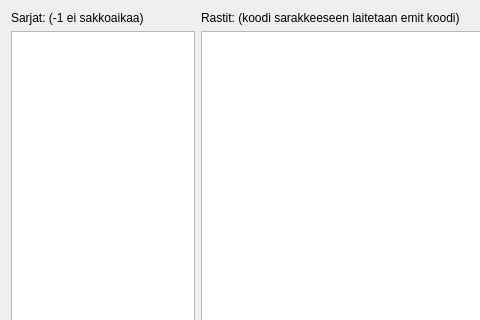
Qt form gui/form/sarjatform.ui (Hatell/Tulospalvelu) before a commit; both pictures show x 0 to 480 and y 0 to 320 of the 764 by 514 pixel window.
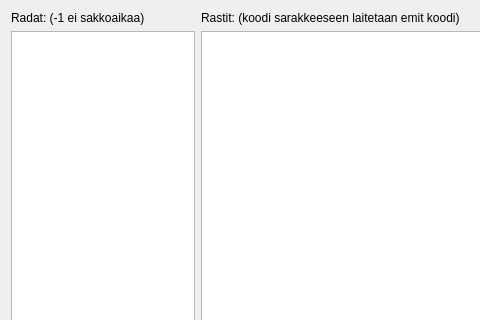
The same form after that commit.

Diff of the .ui file:
```diff
--- a/gui/form/sarjatform.ui
+++ b/gui/form/sarjatform.ui
@@ -21,7 +21,7 @@
        <item>
         <widget class="QLabel" name="label">
          <property name="text">
-          <string>Sarjat: (-1 ei sakkoaikaa)</string>
+          <string>Radat: (-1 ei sakkoaikaa)</string>
          </property>
         </widget>
        </item>
```
